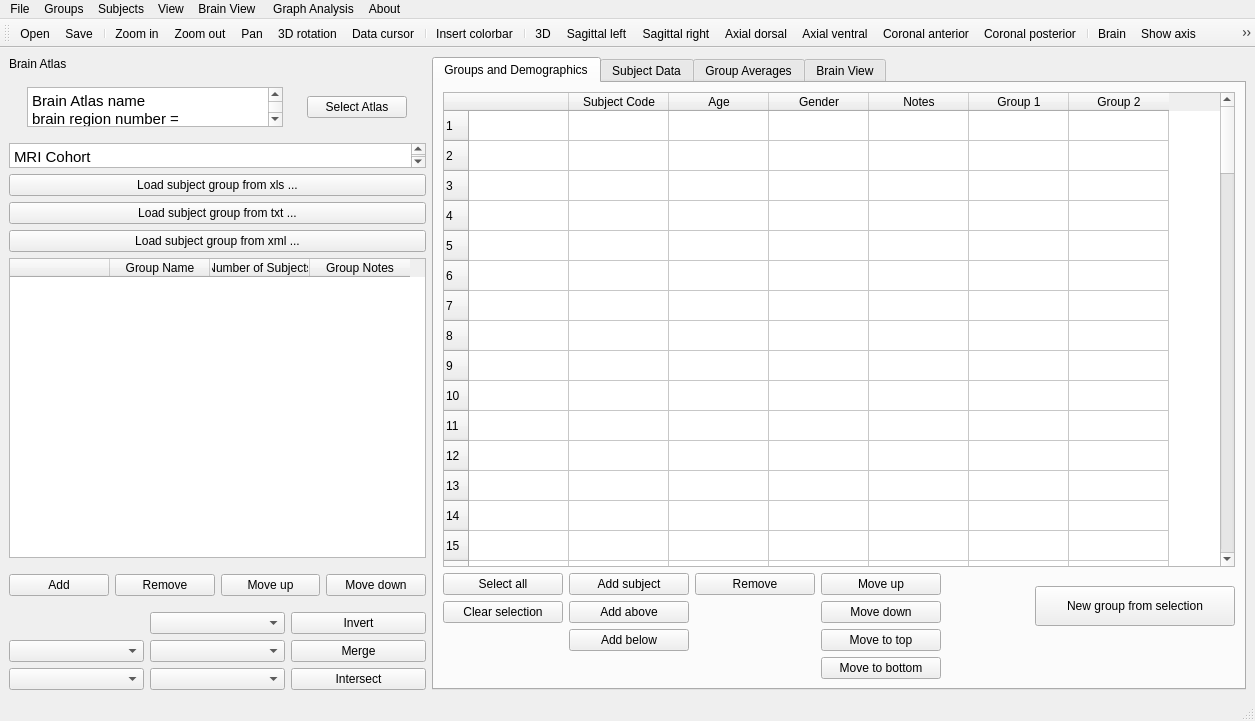
Above: braphy/gui/ui_files/cohort_editor.ui from softmatterlab/Braph-2.0-Python before the change. Below: the same form after it.
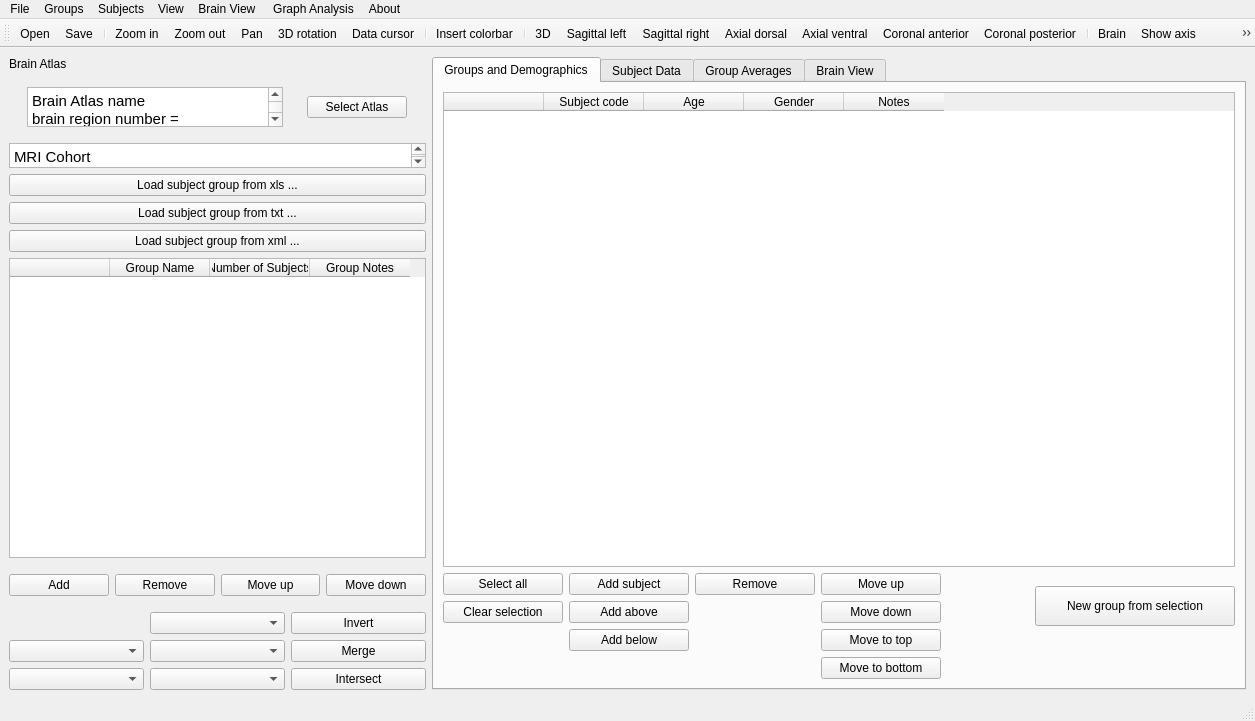
That is the form after the change. The open tabs and pages were chosen to show the change. Icons and pictures are not drawn. Custom widgets are drawn as their Qt base class.

Commit message: Add update function for group table in cohort

Diff of the .ui file:
```diff
--- a/braphy/gui/ui_files/cohort_editor.ui
+++ b/braphy/gui/ui_files/cohort_editor.ui
@@ -281,121 +281,15 @@
              <number>0</number>
             </property>
             <item>
-             <widget class="QTableWidget" name="tableWidget_2">
-              <property name="rowCount">
-               <number>100</number>
-              </property>
-              <property name="columnCount">
-               <number>7</number>
-              </property>
-              <row/>
-              <row/>
-              <row/>
-              <row/>
-              <row/>
-              <row/>
-              <row/>
-              <row/>
-              <row/>
-              <row/>
-              <row/>
-              <row/>
-              <row/>
-              <row/>
-              <row/>
-              <row/>
-              <row/>
-              <row/>
-              <row/>
-              <row/>
-              <row/>
-              <row/>
-              <row/>
-              <row/>
-              <row/>
-              <row/>
-              <row/>
-              <row/>
-              <row/>
-              <row/>
-              <row/>
-              <row/>
-              <row/>
-              <row/>
-              <row/>
-              <row/>
-              <row/>
-              <row/>
-              <row/>
-              <row/>
-              <row/>
-              <row/>
-              <row/>
-              <row/>
-              <row/>
-              <row/>
-              <row/>
-              <row/>
-              <row/>
-              <row/>
-              <row/>
-              <row/>
-              <row/>
-              <row/>
-              <row/>
-              <row/>
-              <row/>
-              <row/>
-              <row/>
-              <row/>
-              <row/>
-              <row/>
-              <row/>
-              <row/>
-              <row/>
-              <row/>
-              <row/>
-              <row/>
-              <row/>
-              <row/>
-              <row/>
-              <row/>
-              <row/>
-              <row/>
-              <row/>
-              <row/>
-              <row/>
-              <row/>
-              <row/>
-              <row/>
-              <row/>
-              <row/>
-              <row/>
-              <row/>
-              <row/>
-              <row/>
-              <row/>
-              <row/>
-              <row/>
-              <row/>
-              <row/>
-              <row/>
-              <row/>
-              <row/>
-              <row/>
-              <row/>
-              <row/>
-              <row/>
-              <row/>
-              <row/>
+             <widget class="QTableWidget" name="tableWidget_groups_and_demographics">
               <column>
                <property name="text">
-                <string/>
+                <string> </string>
                </property>
               </column>
               <column>
                <property name="text">
-                <string>Subject Code</string>
+                <string>Subject code</string>
                </property>
               </column>
               <column>
@@ -413,16 +307,6 @@
                 <string>Notes</string>
                </property>
               </column>
-              <column>
-               <property name="text">
-                <string>Group 1</string>
-               </property>
-              </column>
-              <column>
-               <property name="text">
-                <string>Group 2</string>
-               </property>
-              </column>
              </widget>
             </item>
             <item>
```
Left out of the diff: 8 changed lines with no effect on the pictures. The commit also changes 2 other files.
